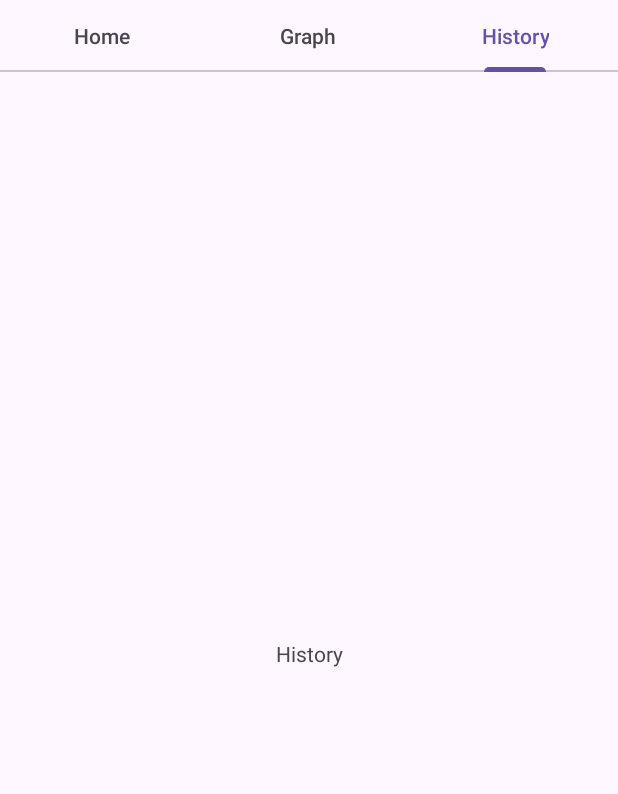
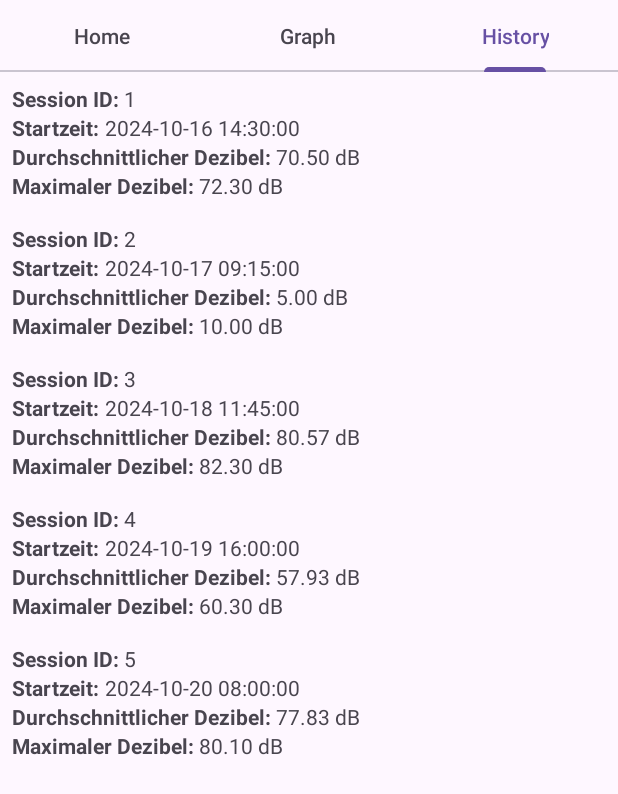
Before and after one commit to faithfuldao/II.3510_2425_SoundDetectorApp, an Android app: the screen it shows after launch (MainActivity), tab 3 chosen, on a phone screen of 412 x 824 dp. Shown: the top 794 px of the screen. Run offline under Robolectric (Android 15) with nearby library versions, the phone set to English and light mode, and no system bars.

Commit message:
Added layout and logic for fragment3 (hostory). In this fragment will be now a list of entries for each recording session displayed so that the user can see his previous recording session from the database. There is also the avg and max recorded decibel for each session displayed. At this moment there is only test data which has to be changed to real data from the records.

```diff
--- a/app/src/main/java/com/example/sounddetector/MainActivity.java
+++ b/app/src/main/java/com/example/sounddetector/MainActivity.java
@@ -5,6 +5,7 @@ import android.util.Log;
 import androidx.appcompat.app.AppCompatActivity;
 import androidx.viewpager2.widget.ViewPager2;
 
+import com.example.sounddetector.database.SoundDatabaseOperations;
 import com.google.android.material.tabs.TabLayout;
 import com.google.android.material.tabs.TabLayoutMediator;
 
@@ -14,7 +15,6 @@ public class MainActivity extends AppCompatActivity {
 
     private TabLayout tabLayout;
     private ViewPager2 viewPager;
-
     private SoundDatabaseOperations dbOperations;
 
     @Override
@@ -39,15 +39,16 @@ public class MainActivity extends AppCompatActivity {
     }
 
     protected void examplesForDatabaseUse(){
-        // Initialize the database operations class
+        // Initialize the database operations classes
         dbOperations = new SoundDatabaseOperations(this);
 
         // Insert a new session
         String startTime = "2024-10-16 14:30:00";
         long sessionId = dbOperations.insertSession(startTime);
 
-        // Insert a measurement for that session
-        dbOperations.insertMeasurement(sessionId, "2024-10-16 14:30:05", 70.5);
+        // clear tables in database and insert test data
+        dbOperations.resetDatabase();
+        insertTestData();
 
         // Retrieve and print measurements
         List<Double> decibelLevels = dbOperations.getMeasurementsForSession(sessionId);
@@ -56,4 +57,32 @@ public class MainActivity extends AppCompatActivity {
             Log.d("Debug DB", "Decibel Level from Database is: " + level);
         }
     }
+
+    private void insertTestData() {
+        // Insert test Sessions and Measurements
+        long sessionId1 = dbOperations.insertSession("2024-10-16 14:30:00");  // Session 1
+        dbOperations.insertMeasurement(sessionId1, "2024-10-16 14:30:05", 70.5);
+        dbOperations.insertMeasurement(sessionId1, "2024-10-16 14:35:10", 72.3);
+        dbOperations.insertMeasurement(sessionId1, "2024-10-16 14:40:15", 68.7);
+
+        long sessionId2 = dbOperations.insertSession("2024-10-17 09:15:00");  // Session 2
+        dbOperations.insertMeasurement(sessionId2, "2024-10-17 09:15:05", 0.0);
+        dbOperations.insertMeasurement(sessionId2, "2024-10-17 09:20:10", 5.0);
+        dbOperations.insertMeasurement(sessionId2, "2024-10-17 09:25:15", 10.0);
+
+        long sessionId3 = dbOperations.insertSession("2024-10-18 11:45:00");  // Session 3
+        dbOperations.insertMeasurement(sessionId3, "2024-10-18 11:45:05", 80.5);
+        dbOperations.insertMeasurement(sessionId3, "2024-10-18 11:50:10", 82.3);
+        dbOperations.insertMeasurement(sessionId3, "2024-10-18 11:55:15", 78.9);
+
+        long sessionId4 = dbOperations.insertSession("2024-10-19 16:00:00");  // Session 4
+        dbOperations.insertMeasurement(sessionId4, "2024-10-19 16:00:05", 55.5);
+        dbOperations.insertMeasurement(sessionId4, "2024-10-19 16:05:10", 58.0);
+        dbOperations.insertMeasurement(sessionId4, "2024-10-19 16:10:15", 60.3);
+
+        long sessionId5 = dbOperations.insertSession("2024-10-20 08:00:00");  // Session 5
+        dbOperations.insertMeasurement(sessionId5, "2024-10-20 08:00:05", 75.6);
+        dbOperations.insertMeasurement(sessionId5, "2024-10-20 08:05:10", 77.8);
+        dbOperations.insertMeasurement(sessionId5, "2024-10-20 08:10:15", 80.1);
+    }
 }
--- a/app/src/main/java/com/example/sounddetector/SoundDatabaseOperations.java
+++ /dev/null
@@ -1,61 +0,0 @@
-package com.example.sounddetector;
-
-import android.annotation.SuppressLint;
-import android.content.ContentValues;
-import android.content.Context;
-import android.database.Cursor;
-import android.database.sqlite.SQLiteDatabase;
-
-import java.util.ArrayList;
-import java.util.List;
-
-/*
-This class is written with orientation from this documentation and
-example from: https://developer.android.com/training/data-storage/sqlite#java
- */
-public class SoundDatabaseOperations {
-    private SoundDatabaseHelper dbHelper;
-
-    public SoundDatabaseOperations(Context context) {
-        dbHelper = new SoundDatabaseHelper(context);
-    }
-
-    public long insertSession(String startTime) {
-        SQLiteDatabase db = dbHelper.getWritableDatabase();
-        ContentValues values = new ContentValues();
-        values.put("start_time", startTime);
-
-        long sessionId = db.insert("Sessions", null, values);
-        db.close();
-        return sessionId;
-    }
-
-    public void insertMeasurement(long sessionId, String timestamp, double decibelLevel) {
-        SQLiteDatabase db = dbHelper.getWritableDatabase();
-        ContentValues values = new ContentValues();
-        values.put("session_id", sessionId);
-        values.put("timestamp", timestamp);
-        values.put("decibel_level", decibelLevel);
-
-        db.insert("Measurements", null, values);
-        db.close();
-    }
-
-    public List<Double> getMeasurementsForSession(long sessionId) {
-        SQLiteDatabase db = dbHelper.getReadableDatabase();
-        List<Double> decibelLevels = new ArrayList<>();
-        Cursor cursor = db.rawQuery("SELECT decibel_level FROM Measurements WHERE session_id = ?", new String[]{String.valueOf(sessionId)});
-
-        if (cursor.moveToFirst()) {
-            do {
-                @SuppressLint("Range") double decibelLevel = cursor.getDouble(cursor.getColumnIndex("decibel_level"));
-                decibelLevels.add(decibelLevel);
-            } while (cursor.moveToNext());
-        }
-        cursor.close();
-        db.close();
-        return decibelLevels;
-    }
-
-    // Add more methods as needed for other CRUD operations
-}
--- a/app/src/main/java/com/example/sounddetector/SoundDatabaseHelper.java
+++ b/app/src/main/java/com/example/sounddetector/database/SoundDatabaseHelper.java
@@ -1,4 +1,4 @@
-package com.example.sounddetector;
+package com.example.sounddetector.database;
 
 import android.content.Context;
 import android.database.sqlite.SQLiteDatabase;
--- /dev/null
+++ b/app/src/main/java/com/example/sounddetector/database/SoundDatabaseOperations.java
@@ -0,0 +1,122 @@
+package com.example.sounddetector.database;
+
+import android.annotation.SuppressLint;
+import android.content.ContentValues;
+import android.content.Context;
+import android.database.Cursor;
+import android.database.sqlite.SQLiteDatabase;
+
+import java.util.ArrayList;
+import java.util.List;
+
+/*
+This class is written with orientation from this documentation and
+example from: https://developer.android.com/training/data-storage/sqlite#java
+ */
+public class SoundDatabaseOperations {
+    private SoundDatabaseHelper dbHelper;
+
+    public SoundDatabaseOperations(Context context) {
+        dbHelper = new SoundDatabaseHelper(context);
+    }
+
+    public void resetDatabase() {
+        SQLiteDatabase db = dbHelper.getWritableDatabase();
+
+        // Drop the tables if they exist
+        db.execSQL("DROP TABLE IF EXISTS Measurements;");
+        db.execSQL("DROP TABLE IF EXISTS Sessions;");
+
+        // Recreate the Sessions table
+        db.execSQL("CREATE TABLE Sessions (" +
+                "session_id INTEGER PRIMARY KEY AUTOINCREMENT, " +
+                "start_time TEXT)");
+
+        // Recreate the Measurements table
+        db.execSQL("CREATE TABLE Measurements (" +
+                "measurement_id INTEGER PRIMARY KEY AUTOINCREMENT, " +
+                "session_id INTEGER, " +
+                "timestamp TEXT, " +
+                "decibel_level REAL, " +
+                "FOREIGN KEY(session_id) REFERENCES Sessions(session_id))");
+
+        db.close();  // Close the database connection
+    }
+
+    public long insertSession(String startTime) {
+        SQLiteDatabase db = dbHelper.getWritableDatabase();
+        ContentValues values = new ContentValues();
+        values.put("start_time", startTime);
+
+        long sessionId = db.insert("Sessions", null, values);
+        db.close();
+        return sessionId;
+    }
+
+    public void insertMeasurement(long sessionId, String timestamp, double decibelLevel) {
+        SQLiteDatabase db = dbHelper.getWritableDatabase();
+        ContentValues values = new ContentValues();
+        values.put("session_id", sessionId);
+        values.put("timestamp", timestamp);
+        values.put("decibel_level", decibelLevel);
+
+        db.insert("Measurements", null, values);
+        db.close();
+    }
+
+    public List<Double> getMeasurementsForSession(long sessionId) {
+        SQLiteDatabase db = dbHelper.getReadableDatabase();
+        List<Double> decibelLevels = new ArrayList<>();
+        Cursor cursor = db.rawQuery("SELECT decibel_level FROM Measurements WHERE session_id = ?", new String[]{String.valueOf(sessionId)});
+
+        if (cursor.moveToFirst()) {
+            do {
+                @SuppressLint("Range") double decibelLevel = cursor.getDouble(cursor.getColumnIndex("decibel_level"));
+                decibelLevels.add(decibelLevel);
+            } while (cursor.moveToNext());
+        }
+        cursor.close();
+        db.close();
+        return decibelLevels;
+    }
+
+    // Add more methods as needed for other CRUD operations
+
+
+    /**
+     * This method is used to get the record sessions with the two measures "avg-decibel"
+     * and "max-decibel". This method is used to get the needed data for our history view.
+     * @return List of recording session object with added fields "avg-decibel" and "max-decibel"
+     */
+    public List<RecordingSession> getRecordingSessions() {
+        List<RecordingSession> sessions = new ArrayList<>();
+        SQLiteDatabase db = dbHelper.getReadableDatabase();
+
+        String query = "SELECT s.session_id, s.start_time, " +
+                "AVG(m.decibel_level) AS avg_decibel_level, " +
+                "MAX(m.decibel_level) AS max_decibel_level " +
+                "FROM Sessions s " +
+                "LEFT JOIN Measurements m ON s.session_id = m.session_id " +
+                "GROUP BY s.session_id, s.start_time";
+
+        Cursor cursor = db.rawQuery(query, null);
+
+        if (cursor.moveToFirst()) {
+            do {
+                @SuppressLint("Range") int sessionId = cursor.getInt(cursor.getColumnIndex("session_id"));
+                @SuppressLint("Range") String startTime = cursor.getString(cursor.getColumnIndex("start_time"));
+                @SuppressLint("Range") float avgDecibelLevel = cursor.getFloat(cursor.getColumnIndex("avg_decibel_level"));
+                @SuppressLint("Range") float maxDecibelLevel = cursor.getFloat(cursor.getColumnIndex("max_decibel_level"));
+
+                RecordingSession session = new RecordingSession(sessionId, startTime, avgDecibelLevel, maxDecibelLevel);
+                sessions.add(session);
+            } while (cursor.moveToNext());
+        }
+
+        cursor.close();
+        db.close();
+
+        return sessions;
+    }
+
+}
--- a/app/src/main/res/layout/fragment_3.xml
+++ b/app/src/main/res/layout/fragment_3.xml
@@ -5,10 +5,9 @@
     android:layout_height="match_parent"
     tools:context=".Fragment3">
 
-    <TextView
+    <androidx.recyclerview.widget.RecyclerView
+        android:id="@+id/recycler_view"
         android:layout_width="match_parent"
         android:layout_height="match_parent"
-        android:text="@string/tab3"
-        android:gravity="center" />
-
+        android:scrollbars="vertical" />
 </FrameLayout>
--- /dev/null
+++ b/app/src/main/res/layout/session_list_item.xml
@@ -0,0 +1,84 @@
+<?xml version="1.0" encoding="utf-8"?>
+<LinearLayout xmlns:android="http://schemas.android.com/apk/res/android"
+    android:layout_width="match_parent"
+    android:layout_height="wrap_content"
+    android:orientation="vertical"
+    android:padding="8dp">
+
+        <!-- Session ID -->
+        <LinearLayout
+            android:layout_width="wrap_content"
+            android:layout_height="wrap_content"
+            android:orientation="horizontal">
+
+                <TextView
+                    android:layout_width="wrap_content"
+                    android:layout_height="wrap_content"
+                    android:text="Session ID: "
+                    android:textStyle="bold" />
+
+                <TextView
+                    android:id="@+id/session_id"
+                    android:layout_width="wrap_content"
+                    android:layout_height="wrap_content"
+                    android:text="123" />
+        </LinearLayout>
+
+        <!-- Start Time -->
+        <LinearLayout
+            android:layout_width="wrap_content"
+            android:layout_height="wrap_content"
+            android:orientation="horizontal">
+
+                <TextView
+                    android:layout_width="wrap_content"
+                    android:layout_height="wrap_content"
+                    android:text="Startzeit: "
+                    android:textStyle="bold" />
+
+                <TextView
+                    android:id="@+id/start_time"
+                    android:layout_width="wrap_content"
+                    android:layout_height="wrap_content"
+                    android:text="2024-10-18 12:00:00" />
+        </LinearLayout>
+
+        <!-- Average Decibel -->
+        <LinearLayout
+            android:layout_width="wrap_content"
+            android:layout_height="wrap_content"
+            android:orientation="horizontal">
+
+                <TextView
+                    android:layout_width="wrap_content"
+                    android:layout_height="wrap_content"
+                    android:text="Durchschnittlicher Dezibel: "
+                    android:textStyle="bold" />
+
+                <TextView
+                    android:id="@+id/avg_decibel"
+                    android:layout_width="wrap_content"
+                    android:layout_height="wrap_content"
+                    android:text="65.4 dB" />
+        </LinearLayout>
+
+        <!-- Maximum Decibel -->
+        <LinearLayout
+            android:layout_width="wrap_content"
+            android:layout_height="wrap_content"
+            android:orientation="horizontal">
+
+                <TextView
+                    android:layout_width="wrap_content"
+                    android:layout_height="wrap_content"
+                    android:text="Maximaler Dezibel: "
+                    android:textStyle="bold" />
+
+                <TextView
+                    android:id="@+id/max_decibel"
+                    android:layout_width="wrap_content"
+                    android:layout_height="wrap_content"
+                    android:text="98.7 dB" />
+        </LinearLayout>
+
+</LinearLayout>
```
Also changed, not shown: app/src/main/java/com/example/sounddetector/Fragment3.java (+29 -1 lines), app/src/main/java/com/example/sounddetector/database/RecordingSession.java (added, +31 -0 lines), app/src/main/java/com/example/sounddetector/database/SessionAdapter.java (added, +53 -0 lines).
